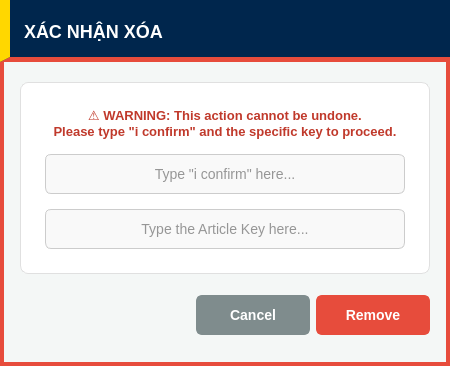
Above: src/components/dialogs/article/articleconfirmremovedialog.ui from DamPhuQuy/Scientific-Article-Management before the change. Below: the same form after it.
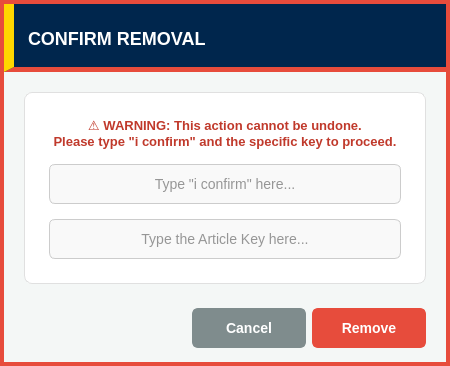
That is the form after the change.

The edit to the form file:
```diff
--- a/src/components/dialogs/article/articleconfirmremovedialog.ui
+++ b/src/components/dialogs/article/articleconfirmremovedialog.ui
@@ -98,16 +98,16 @@
     <number>0</number>
    </property>
    <property name="leftMargin">
-    <number>0</number>
+    <number>4</number>
    </property>
    <property name="topMargin">
-    <number>0</number>
+    <number>4</number>
    </property>
    <property name="rightMargin">
-    <number>0</number>
+    <number>4</number>
    </property>
    <property name="bottomMargin">
-    <number>20</number>
+    <number>4</number>
    </property>
    <item>
     <widget class="QWidget" name="headerContainer" native="true">
@@ -127,7 +127,7 @@
          <string notr="true">color:#ffffff;font-weight:900;font-size:18px;background:transparent;padding-left:10px;</string>
         </property>
         <property name="text">
-         <string>XÁC NHẬN XÓA</string>
+         <string>CONFIRM REMOVAL</string>
         </property>
         <property name="alignment">
          <set>Qt::AlignmentFlag::AlignLeading|Qt::AlignmentFlag::AlignLeft|Qt::AlignmentFlag::AlignVCenter</set>
```
